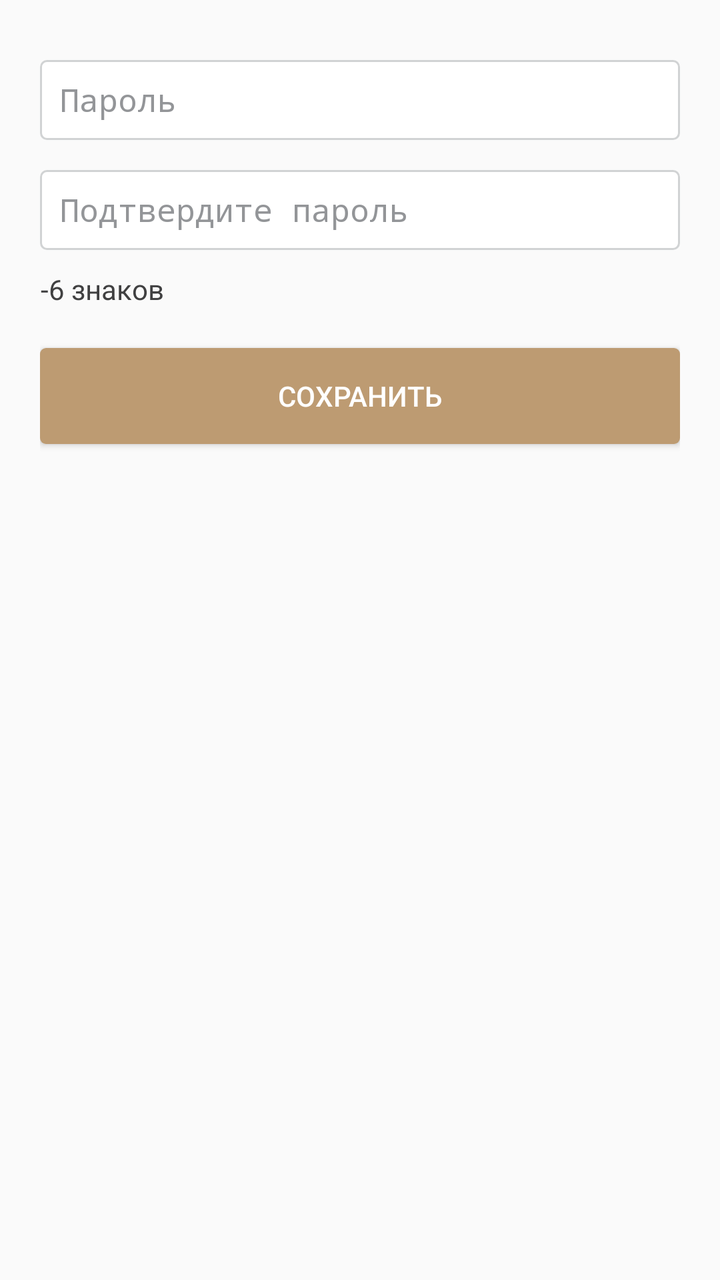
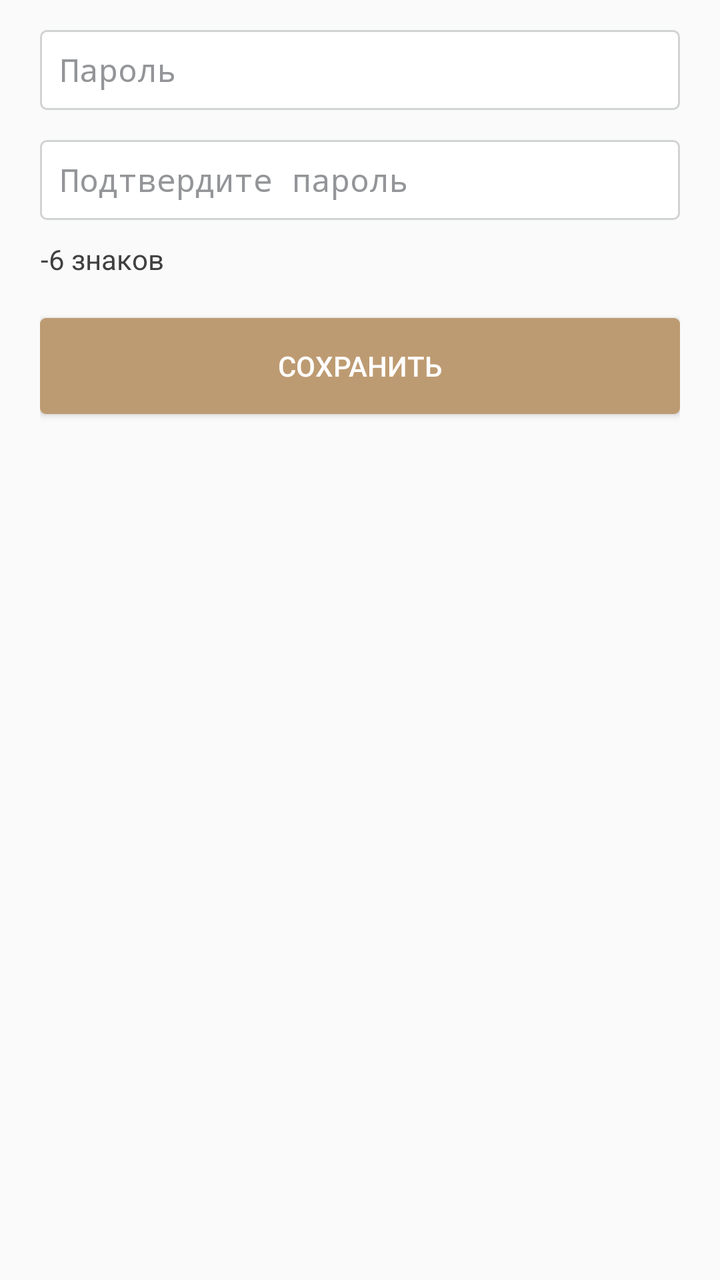

An Android layout rendered at two revisions. The XML below is the earlier revision; the diff shows what the commit changed to produce the second picture.
<!-- AndroidManifest.xml: application theme AppTheme -->
<!-- res/layout/dialog_password_recovery.xml -->
<?xml version="1.0" encoding="utf-8"?>
<LinearLayout xmlns:android="http://schemas.android.com/apk/res/android"
    xmlns:tools="http://schemas.android.com/tools"
    android:orientation="vertical"
    android:layout_width="match_parent"
    android:layout_height="wrap_content"
    android:paddingStart="@dimen/profile_padding_start"
    android:paddingEnd="@dimen/profile_padding_start"
    android:background="@color/main_background">

    <EditText
        android:id="@+id/etPassword"
        style="@style/Auth.EditText"
        android:layout_marginTop="30dp"
        android:hint="@string/auth_hint_password"
        android:importantForAutofill="no"
        android:inputType="textPassword"
        tools:ignore="UnusedAttribute" />


    <EditText
        android:id="@+id/etConfirmPassword"
        style="@style/Auth.EditText"
        android:layout_marginTop="15dp"
        android:hint="@string/recovery_confirm_password"
        android:importantForAutofill="no"
        android:inputType="textPassword"
        tools:ignore="UnusedAttribute" />
    <TextView
        android:id="@+id/tvPasswordStrong1"
        fontPath="fonts/OpenSans-Light.ttf"
        android:layout_width="wrap_content"
        android:layout_height="wrap_content"
        android:layout_marginTop="10dp"
        android:gravity="end"
        android:text="@string/auth_hint_password_strong_1"
        tools:ignore="MissingPrefix" />

    <Button
        android:id="@+id/btnSave"
        android:layout_width="match_parent"
        android:layout_height="wrap_content"
        android:layout_marginBottom="30dp"
        android:background="@drawable/background_btn_auth"
        android:text="@string/save"
        android:layout_marginTop="20dp"
        android:textColor="@android:color/white" />



</LinearLayout>
<!-- resources referenced by this layout -->
<resources>
  <color name="main_background">#fafafa</color>
  <dimen name="profile_padding_start">20dp</dimen>
  <!-- drawable background_btn_auth (drawable) -->
  <?xml version="1.0" encoding="utf-8"?>
  <shape xmlns:android="http://schemas.android.com/apk/res/android">
      <corners android:radius="3dp" />
      <solid android:color="@color/auth_email_color" />
  </shape>
  <string name="auth_hint_password">Пароль</string>
  <string name="auth_hint_password_strong_1">-6 знаков</string>
  <string name="recovery_confirm_password">Подтвердите пароль</string>
  <string name="save">Сохранить</string>
  <style name="Auth.EditText" parent="Base.V7.Widget.AppCompat.EditText">
          <item name="android:paddingStart">10dp</item>
          <item name="android:paddingEnd">10dp</item>
          <item name="android:background">@drawable/background_edittext_login</item>
          <item name="android:layout_height">wrap_content</item>
          <item name="android:minHeight">40dp</item>
          <item name="android:textSize">16sp</item>
          <item name="android:textColorHint">@color/hint_gray</item>
          <item name="android:layout_width">match_parent</item>
          <item name="android:textCursorDrawable">@null</item>
      </style>
  <style name="AppTheme" parent="Theme.AppCompat.Light.NoActionBar">
          
          <item name="colorPrimary">@color/colorPrimary</item>
          <item name="colorPrimaryDark">@color/colorPrimaryDark</item>
          <item name="colorAccent">@color/colorAccent</item>
          <item name="android:textColor">@color/text_title</item>
          <item name="actionMenuTextColor">@color/colorAccent</item>
          <item name="android:listDivider">@drawable/divider</item>
          <item name="android:windowSharedElementsUseOverlay">false</item>
      </style>
  <color name="auth_email_color">#bd9b72</color>
  <!-- drawable background_edittext_login (drawable) -->
  <?xml version="1.0" encoding="utf-8"?>
  <shape xmlns:android="http://schemas.android.com/apk/res/android">
      <stroke
          android:width="1dp"
          android:color="@color/disabled_color" />
      <corners android:radius="3dp" />
      <solid android:color="@android:color/white" />
  </shape>
  <color name="hint_gray">#939598</color>
  <color name="colorPrimary">#FAFAFA</color>
  <color name="colorPrimaryDark">#949494</color>
  <color name="colorAccent">#C49A6C</color>
  <color name="text_title">#404041</color>
  <!-- drawable divider (drawable) -->
  <?xml version="1.0" encoding="utf-8"?>
  <shape xmlns:android="http://schemas.android.com/apk/res/android"
      android:shape="rectangle">
  
      <size
          android:width="1dp"
          android:height="1dp" />
  
      <solid android:color="@color/colorDivider" />
  
  </shape>
  <color name="disabled_color">#d1d3d4</color>
  <color name="colorDivider">#EEEEEE</color>
</resources>

<!-- the commit's change to res/layout/dialog_password_recovery.xml (unified diff, before → after) -->
@@ -9,9 +9,19 @@
     android:background="@color/main_background">
 
     <EditText
+        android:id="@+id/etOldPassword"
+        style="@style/Auth.EditText"
+        android:layout_marginTop="30dp"
+        android:hint="@string/profile_old_password"
+        android:importantForAutofill="no"
+        android:visibility="gone"
+        android:inputType="textPassword"
+        tools:ignore="UnusedAttribute" />
+
+    <EditText
         android:id="@+id/etPassword"
         style="@style/Auth.EditText"
-        android:layout_marginTop="30dp"
+        android:layout_marginTop="15dp"
         android:hint="@string/auth_hint_password"
         android:importantForAutofill="no"
         android:inputType="textPassword"
<!-- resource entries referenced after the edit -->
@@ -10,6 +10,7 @@
   </shape>
   <string name="auth_hint_password">Пароль</string>
   <string name="auth_hint_password_strong_1">-6 знаков</string>
+  <string name="profile_old_password">Старый пароль</string>
   <string name="recovery_confirm_password">Подтвердите пароль</string>
   <string name="save">Сохранить</string>
   <style name="Auth.EditText" parent="Base.V7.Widget.AppCompat.EditText">
@@ -32,6 +33,7 @@
           <item name="actionMenuTextColor">@color/colorAccent</item>
           <item name="android:listDivider">@drawable/divider</item>
           <item name="android:windowSharedElementsUseOverlay">false</item>
+          <item name="android:windowReturnTransition">@android:transition/explode</item>
       </style>
   <color name="auth_email_color">#bd9b72</color>
   <!-- drawable background_edittext_login (drawable) -->
